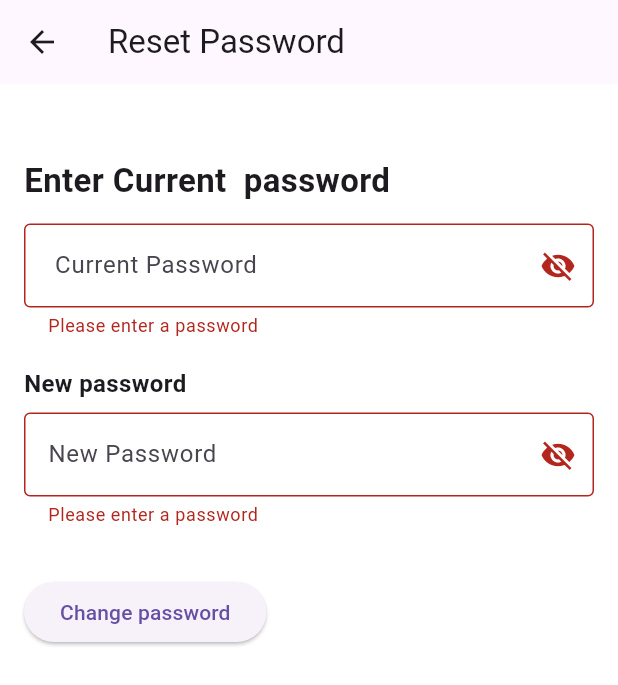
After one commit to arjunvisionvivante/universal_UI, a Flutter app: the ChangePaswordPage screen opened by its route, after a tap on "Change password", on a phone screen of 412 x 824 dp. The commit adds this screen. Shown: the top 685 px of the screen. Run offline on Flutter 3.47's test engine with Material 3 defaults, Android fonts, the phone set to English and light mode, and no system bars; our stand-ins replace cached_network_image, flutter_swiper_plus, google_places_flutter, image_picker, intl_phone_field, pin_code_fields and 1 more; accounts and stored records are empty.

Commit message:
change password

```diff
--- a/universal_f_widgets/lib/main.dart
+++ b/universal_f_widgets/lib/main.dart
@@ -2,6 +2,7 @@
 import 'package:flutter/material.dart';
 import 'package:provider/provider.dart';
 import 'package:universal_f_widgets/services/AuthServices.dart';
+import 'package:universal_f_widgets/ui/secreens/ChangePasswordSecreen.dart';
 import 'package:universal_f_widgets/ui/secreens/ForgotPasswordScreen.dart';
 import 'package:universal_f_widgets/ui/secreens/HomeScreen.dart';
 import 'package:universal_f_widgets/ui/secreens/LoginScreen.dart';
@@ -60,7 +61,8 @@ class MyApp extends StatelessWidget {
         '/forgot-password': (context) => ForgotPasswordScreen(),
         '/profile': (context) => ProfilePage(),
         '/login': (context) => LoginScreen(),
-        '/home': (context) => HomePage()
+        '/home': (context) => HomePage(),
+        '/change-password':(context)=>ChangePaswordPage(),
       },
     );
   }
--- /dev/null
+++ b/universal_f_widgets/lib/ui/secreens/ChangePasswordSecreen.dart
@@ -0,0 +1,95 @@
+import 'package:flutter/material.dart';
+import 'package:provider/provider.dart';
+import 'package:universal_f_widgets/services/AuthServices.dart';
+
+import '../../utils/ValidationHelper.dart';
+import '../widgets/CustomTextField.dart';
+
+class ChangePaswordPage extends StatefulWidget {
+  const ChangePaswordPage({super.key});
+
+  @override
+  State<ChangePaswordPage> createState() => _ChangePaswordPageState();
+}
+
+class _ChangePaswordPageState extends State<ChangePaswordPage> {
+  final GlobalKey<FormState> _formKeyResPas = GlobalKey<FormState>();
+
+  TextEditingController newPasswordController = TextEditingController();
+  TextEditingController currentPassword = TextEditingController();
+@override
+  void dispose() {
+   newPasswordController.dispose();
+   currentPassword.dispose();
+    super.dispose();
+  }
+  @override
+  Widget build(BuildContext context) {
+    return SafeArea(
+      child: Scaffold(
+        appBar: AppBar(title: Text('Reset Password')),
+        backgroundColor: Colors.white,
+        body: Listener(
+          onPointerDown: (_) {
+            FocusScopeNode currentFocus = FocusScope.of(context);
+            if (!currentFocus.hasPrimaryFocus) {
+              currentFocus.focusedChild?.unfocus();
+            }
+          },
+          child: SingleChildScrollView(
+            child: Padding(
+              padding: const EdgeInsets.all(16.0),
+              child: Form(
+                key: _formKeyResPas,
+                child: Column(
+                  crossAxisAlignment: CrossAxisAlignment.start,
+                  children: [
+                    SizedBox(height: 33),
+                    Text(
+                      "Enter Current  password",
+                      style:
+                          TextStyle(fontSize: 22, fontWeight: FontWeight.bold),
+                    ),
+                    SizedBox(height: 13),
+                    CustomTextField(
+                      controller: currentPassword,
+                      hintText: ' Current Password',
+                      obscureText: true,
+                      validator: ValidationHelper.validatePassword,
+                    ),
+                    SizedBox(height: 19),
+                    Text(
+                      "New password",
+                      style:
+                          TextStyle(fontSize: 16, fontWeight: FontWeight.bold),
+                    ),
+                    SizedBox(height: 8),
+                    CustomTextField(
+                      controller: newPasswordController,
+                      hintText: 'New Password',
+                      obscureText: true,
+                      validator: ValidationHelper.validatePassword,
+                    ),
+                    SizedBox(height: 33),
+                    ElevatedButton(
+                      onPressed: () {
+                        if (_formKeyResPas.currentState!.validate()) {
+                          context.read<AuthService>().changePassword(
+                              currentPassword.text,
+                              newPasswordController.text,
+                              context);
+                        }
+                      },
+                      child: Text('Change password'),
+                    ),
+                    SizedBox(height: 30),
+                  ],
+                ),
+              ),
+            ),
+          ),
+        ),
+      ),
+    );
+  }
+}
--- a/universal_f_widgets/lib/ui/secreens/EditProfileScreen.dart
+++ b/universal_f_widgets/lib/ui/secreens/EditProfileScreen.dart
@@ -61,7 +61,7 @@ class _ProfileEditScreenState extends State<ProfileEditScreen> {
                   radius: 70,
                   backgroundImage: profileViewModel.profilePic.isNotEmpty
                       ? FileImage(File(profileViewModel.profilePic)) as ImageProvider
-                      : AssetImage('assets/images/avatar.png'),
+                      : AssetImage('assets/images/ananoums.jpg'),
                 ),
               ),
               SizedBox(height: 20),
--- a/universal_f_widgets/lib/ui/widgets/EndDrawer.dart
+++ b/universal_f_widgets/lib/ui/widgets/EndDrawer.dart
@@ -36,7 +36,7 @@ class EndDrawer extends StatelessWidget {
             icon: Icons.lock,
             text: 'Change Password',
             onTap: () {
-              Navigator.pop(context);
+              Navigator.pushNamed(context, "/change-password").then((_)=>Navigator.pop(context));
               // Navigate to Change Password screen
             },
           ),
```
Also changed, not shown: universal_f_widgets/lib/data/repo/networkrepo.dart (+23 -0 lines), universal_f_widgets/lib/services/AuthServices.dart (+16 -1 lines), universal_f_widgets/lib/ui/secreens/ProfileScreen.dart (+7 -10 lines), universal_f_widgets/lib/viewmodels/ProfileViewModel.dart (+50 -16 lines).
